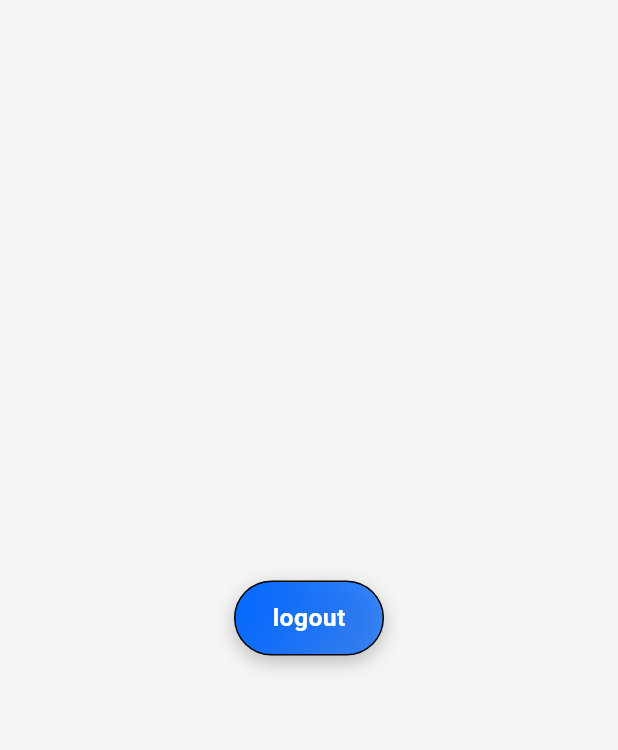
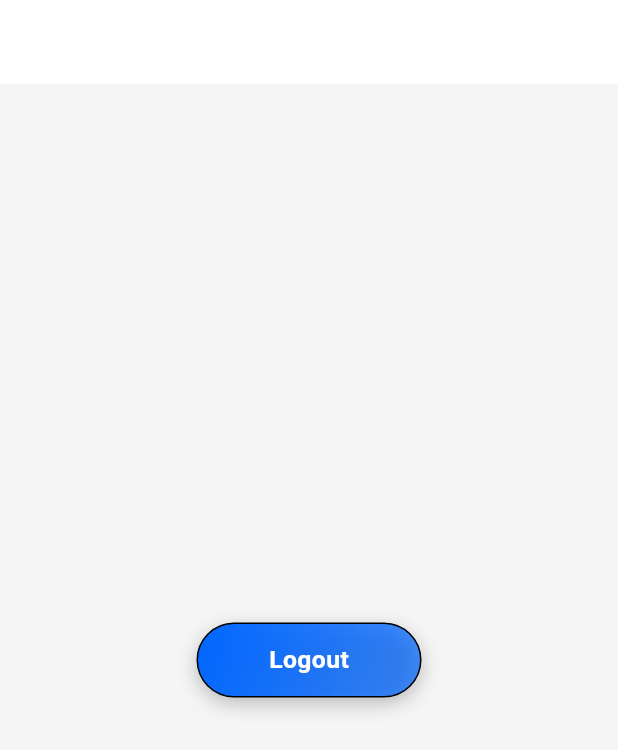
Before and after one commit to saad4262/PropMeet, a Flutter app: the FilterPage screen opened by its route, on a phone screen of 412 x 824 dp. Shown: the top 750 px of the screen. Run offline on Flutter 3.47's test engine with Material 3 defaults, Android fonts, the phone set to English and light mode, and no system bars; our stand-ins replace cloud_firestore, connectivity_plus, firebase_auth, firebase_core, firebase_storage, flutter_card_swiper and 10 more; missing offline and left inert: custom_cached_image; accounts and stored records are empty; statements that could not run were skipped; project files that could hold a hidden picture were left out.

Commit message:
module 1

```diff
--- a/lib/main.dart
+++ b/lib/main.dart
@@ -13,6 +13,8 @@ void main() async {
 
   await Firebase.initializeApp(options: DefaultFirebaseOptions.currentPlatform);
 
+
+
   // Force portrait only
   await SystemChrome.setPreferredOrientations([
     DeviceOrientation.portraitUp,
@@ -25,7 +27,7 @@ void main() async {
       statusBarColor: Colors.transparent,
       statusBarIconBrightness: Brightness.dark, // dark icons (for light bg)
       statusBarBrightness: Brightness.light, // iOS ke liye
-    ),
+  ),
   );
 
   runApp(const MyApp());
@@ -43,7 +45,7 @@ class MyApp extends StatelessWidget {
       debugShowCheckedModeBanner: false,
       theme: AppTheme.lightTheme,
       darkTheme: AppTheme.darkTheme,
-      initialRoute: AppRoutes.chatListScreen,
+      initialRoute: AppRoutes.splash,
       getPages: AppPages.routes,
     );
   }
--- a/lib/presentation/views/agent_bottom_bar_view/agent_bottom_bar_view.dart
+++ b/lib/presentation/views/agent_bottom_bar_view/agent_bottom_bar_view.dart
@@ -9,6 +9,7 @@ import 'package:propmeet/presentation/views/agent_side_views/agent_favourite_vie
 import 'package:propmeet/presentation/views/agent_side_views/agent_home_view/agent_home_view.dart';
 import 'package:propmeet/presentation/views/agent_side_views/agent_profile_view/agent_profile_view.dart';
 import 'package:propmeet/presentation/views/agent_side_views/top_users_view/top_users_view.dart';
+import 'package:propmeet/presentation/views/chat_view/chatlist_screen.dart';
 import '../../../domain/viewmodels/bottom_bar_controller/bottom_bar_controller.dart';
 import '../../../shared/config/app_assets/app_assets.dart';
 import '../../../shared/constants/app_colors.dart';
@@ -27,7 +28,7 @@ class _AgentBottomBarViewState extends State<AgentBottomBarView> {
     AgentHomeView(),
     TopUsersView(),
     AgentFavouriteView(),
-    AgentChatView(),
+    ChatListScreen(),
     AgentProfileView(),
 
   ];
--- a/lib/presentation/views/bottom_bar_view/bottom_bar_view.dart
+++ b/lib/presentation/views/bottom_bar_view/bottom_bar_view.dart
@@ -2,6 +2,7 @@ import 'dart:io';
 import 'package:flutter/material.dart';
 import 'package:flutter_svg/flutter_svg.dart';
 import 'package:get/get.dart';
+import 'package:propmeet/presentation/views/chat_view/chatlist_screen.dart';
 import 'package:propmeet/presentation/views/user_side_views/chat_view/chat_view.dart';
 import 'package:propmeet/presentation/views/user_side_views/favourites_view/favourites_view.dart';
 import 'package:propmeet/presentation/views/user_side_views/top_agents_view/top_agent_view.dart';
@@ -25,7 +26,7 @@ class _BottomBarViewState extends State<BottomBarView> {
     HomeView(),
     TopAgentView(),
     FavouritesView(),
-    ChatView(),
+    ChatListScreen(),
     UserProfileView(),
   ];
 
--- a/lib/presentation/views/user_side_views/home_view/filter_page.dart
+++ b/lib/presentation/views/user_side_views/home_view/filter_page.dart
@@ -1,21 +1,35 @@
 import 'package:flutter/material.dart';
 import 'package:get/get.dart';
-import 'package:propmeet/core/routes/app_routes.dart';
+import 'package:propmeet/domain/viewmodels/auth_vm.dart';
 import 'package:propmeet/presentation/widgets/custom_button.dart';
+import 'package:propmeet/shared/constants/app_colors.dart';
 
 class FilterPage extends StatelessWidget {
   const FilterPage({super.key});
 
   @override
   Widget build(BuildContext context) {
+    final AuthController authController = Get.put(AuthController()); // ✅ GetX controller
+
     return Scaffold(
-
+      appBar: AppBar(
+        title: const Text("Filter", style: TextStyle(color: Colors.white)),
+        leading: IconButton(
+          icon: const Icon(Icons.arrow_back_ios_new, color: Colors.white),
+          onPressed: () {
+            Get.back(); // ✅ Back button se pichle screen par jao
+          },
+        ),
+      ),
       body: Center(
-        child: CustomButton(width:100
-            , height: 50
-            , text: 'logout', onPressed: (){
-          Get.offAllNamed(AppRoutes.login);
-            }),
+        child: CustomButton(
+          width: 150,
+          height: 50,
+          text: 'Logout',
+          onPressed: () async {
+            await authController.logout(); // ✅ Proper Firebase logout
+          },
+        ),
       ),
     );
   }
```
Also changed, not shown: lib/domain/viewmodels/auth_vm.dart (+55 -14 lines), lib/domain/viewmodels/splash_vm.dart (+48 -3 lines), lib/presentation/views/splash_screen.dart (+36 -2 lines).
